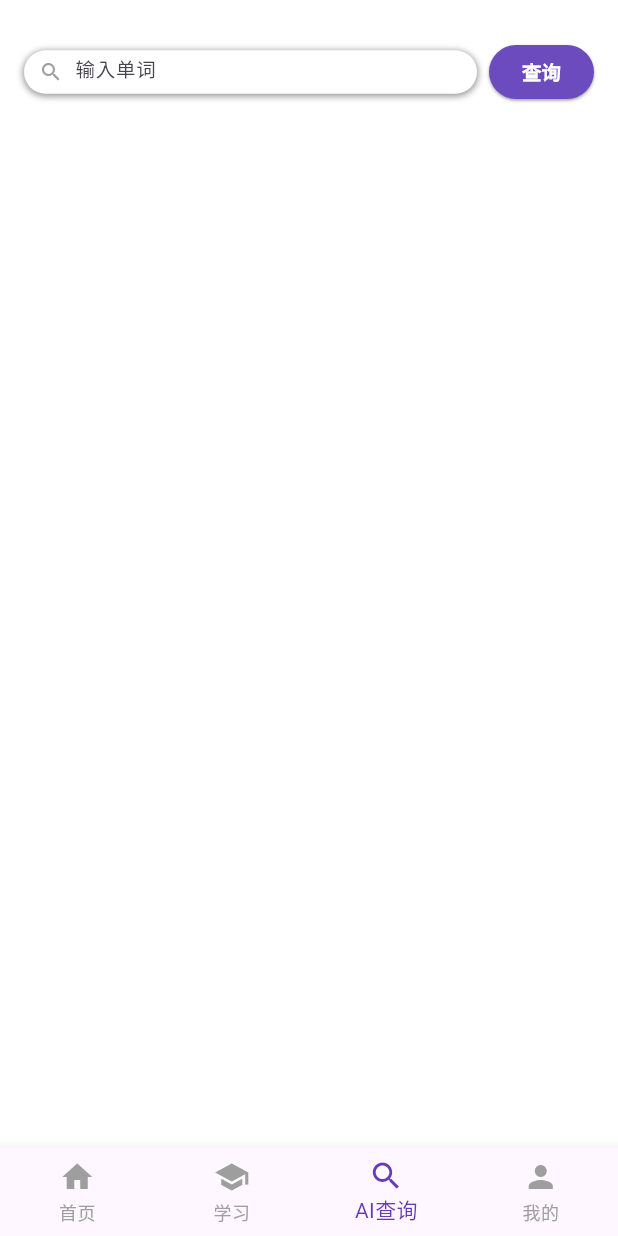
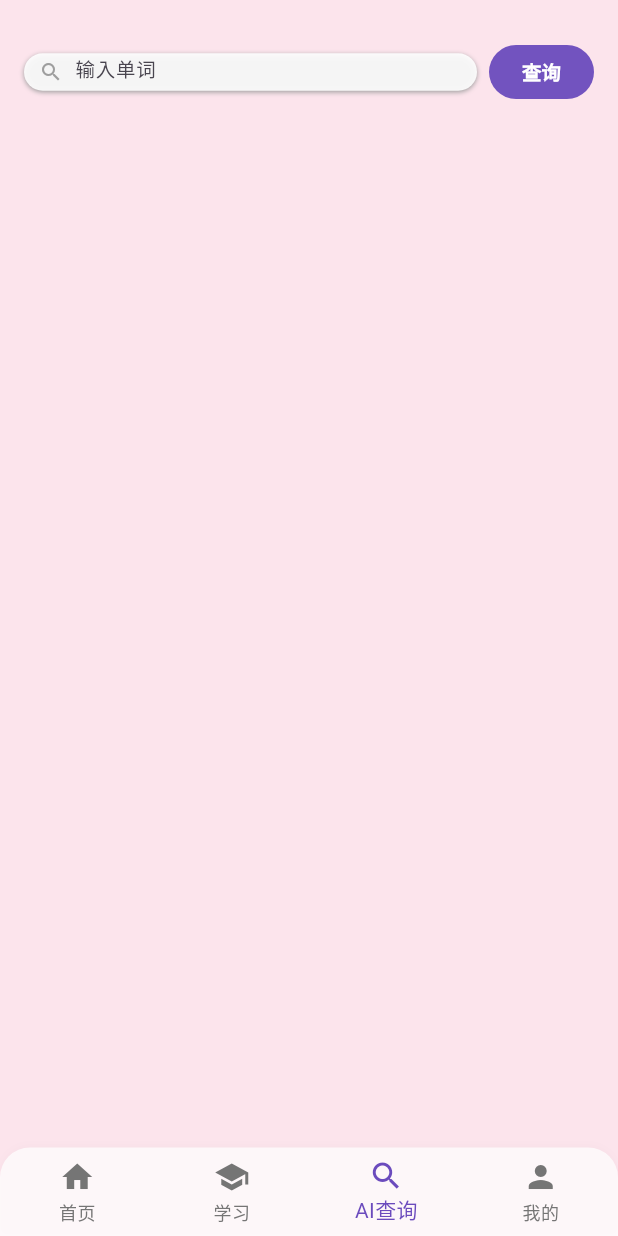
Before and after one commit to Dolores18/mika_app, a Flutter app: the screen it shows after launch, item 3 of the bottom bar chosen, on a phone screen of 412 x 824 dp. Run offline on Flutter 3.47's test engine with Material 3 defaults, Android fonts, the phone set to English and light mode, and no system bars; our stand-ins replace flutter_markdown; missing offline and left inert: markdown.

Commit message:
色彩一致

```diff
--- a/lib/main.dart
+++ b/lib/main.dart
@@ -27,6 +27,7 @@ class MyApp extends StatelessWidget {
       theme: ThemeData(
         primarySwatch: Colors.blue,
         visualDensity: VisualDensity.adaptivePlatformDensity,
+        scaffoldBackgroundColor: const Color(0xFFFCE4EC), // 淡粉色
       ),
       home: const MainScreen(),
     );
@@ -67,7 +68,28 @@ class _MainScreenState extends State<MainScreen> {
       bottomNavigationBar:
           _isSearchActive
               ? null
-              : BottomNavigationBar(
+              : Container(
+                decoration: BoxDecoration(
+                  color: Colors.white.withOpacity(0.75), // 半透明白色
+                  borderRadius: const BorderRadius.only(
+                    topLeft: Radius.circular(20),
+                    topRight: Radius.circular(20),
+                  ),
+                  boxShadow: [
+                    BoxShadow(
+                      color: Colors.black.withOpacity(0.02),
+                      blurRadius: 4,
+                      spreadRadius: 0,
+                      offset: const Offset(0, -1),
+                    ),
+                  ],
+                ),
+                child: ClipRRect(
+                  borderRadius: const BorderRadius.only(
+                    topLeft: Radius.circular(20),
+                    topRight: Radius.circular(20),
+                  ),
+                  child: BottomNavigationBar(
                     type: BottomNavigationBarType.fixed,
                     currentIndex: _currentIndex,
                     onTap: (index) {
@@ -75,10 +97,17 @@ class _MainScreenState extends State<MainScreen> {
                         _currentIndex = index;
                       });
                     },
-                selectedItemColor: Colors.deepPurple,
-                unselectedItemColor: Colors.grey,
+                    selectedItemColor: const Color(0xFF6b4bbd), // 与查询按钮相同的紫色
+                    unselectedItemColor: Colors.grey[600],
+                    backgroundColor: Colors.transparent, // 透明背景，让Container的颜色显示
+                    elevation: 0, // 移除阴影
+                    showSelectedLabels: true,
+                    showUnselectedLabels: true,
                     items: const [
-                  BottomNavigationBarItem(icon: Icon(Icons.home), label: '首页'),
+                      BottomNavigationBarItem(
+                        icon: Icon(Icons.home),
+                        label: '首页',
+                      ),
                       BottomNavigationBarItem(
                         icon: Icon(Icons.school),
                         label: '学习',
@@ -93,6 +122,8 @@ class _MainScreenState extends State<MainScreen> {
                       ),
                     ],
                   ),
+                ),
+              ),
     );
   }
 }
--- a/lib/pages/word_lookup_page.dart
+++ b/lib/pages/word_lookup_page.dart
@@ -27,10 +27,21 @@ class _WordLookupPageState extends State<WordLookupPage> {
   @override
   void initState() {
     super.initState();
-    // 设置全屏模式
+    // 设置全屏模式，让内容延伸到挖孔区域
     SystemChrome.setEnabledSystemUIMode(
       SystemUiMode.edgeToEdge,
       overlays: [SystemUiOverlay.top],
+    );
+    // 设置系统UI透明，允许内容显示在状态栏和挖孔区域下方
+    SystemChrome.setSystemUIOverlayStyle(
+      const SystemUiOverlayStyle(
+        statusBarColor: Colors.transparent,
+        systemNavigationBarColor: Colors.transparent,
+        systemNavigationBarDividerColor: Colors.transparent,
+        systemNavigationBarIconBrightness: Brightness.dark,
+        statusBarIconBrightness: Brightness.dark,
+        statusBarBrightness: Brightness.light,
+      ),
     );
   }
 
@@ -205,6 +216,10 @@ class _WordLookupPageState extends State<WordLookupPage> {
 
   @override
   Widget build(BuildContext context) {
+    // 获取屏幕安全区域信息
+    final mediaQuery = MediaQuery.of(context);
+    final topPadding = mediaQuery.padding.top;
+
     return PopScope(
       canPop: !_showResults,
       onPopInvokedWithResult: (didPop, result) async {
@@ -213,18 +228,19 @@ class _WordLookupPageState extends State<WordLookupPage> {
         }
       },
       child: GestureDetector(
-        // 添加捕获右滑手势的检测器，整个页面都可以触发
         onHorizontalDragEnd: (details) {
           if (details.primaryVelocity! > 0 && _showResults) {
             _clearAndShowNavBar();
           }
         },
         child: Scaffold(
-          backgroundColor: Colors.white,
-          body: SafeArea(
-            child: Column(
+          backgroundColor: const Color(0xFFFCE4EC), // 使用淡粉红色作为背景色
+          // 移除SafeArea，使用自定义padding来适配挖孔屏
+          body: Column(
             crossAxisAlignment: CrossAxisAlignment.stretch,
             children: [
+              // 添加与状态栏等高的SizedBox
+              SizedBox(height: topPadding),
               if (!_showResults) ...[
                 Container(
                   margin: const EdgeInsets.only(
@@ -238,17 +254,17 @@ class _WordLookupPageState extends State<WordLookupPage> {
                       Expanded(
                         flex: 7,
                         child: Container(
-                            height: 29,
+                          height: 25,
                           decoration: BoxDecoration(
-                              color: Colors.white,
+                            color: Colors.white.withOpacity(0.9), // 透明度使其更融入背景
                             borderRadius: BorderRadius.circular(36),
                             boxShadow: [
                               BoxShadow(
                                 color: Colors.grey.withValues(
-                                    alpha: 51,
-                                  ), // 0.2 * 255 = 51
-                                  spreadRadius: 1,
-                                  blurRadius: 3,
+                                  alpha: 30,
+                                ), // 更轻微的阴影
+                                spreadRadius: 0,
+                                blurRadius: 2,
                                 offset: const Offset(0, 1),
                               ),
                             ],
@@ -271,10 +287,12 @@ class _WordLookupPageState extends State<WordLookupPage> {
                                       border: InputBorder.none,
                                       isDense: true,
                                       contentPadding: EdgeInsets.symmetric(
-                                          vertical: 6,
+                                        vertical: 4,
                                       ),
+                                      isCollapsed: false,
                                     ),
                                     style: const TextStyle(fontSize: 13),
+                                    textAlignVertical: TextAlignVertical.center,
                                     onSubmitted: (value) {
                                       if (!_isLoading &&
                                           value.trim().isNotEmpty) {
@@ -292,17 +310,6 @@ class _WordLookupPageState extends State<WordLookupPage> {
                       Container(
                         height: 36,
                         width: 70,
-                          decoration: BoxDecoration(
-                            borderRadius: BorderRadius.circular(36),
-                            boxShadow: [
-                              BoxShadow(
-                                color: Colors.grey.withValues(alpha: 41),
-                                spreadRadius: 0,
-                                blurRadius: 1,
-                                offset: const Offset(0, 1),
-                              ),
-                            ],
-                          ),
                         child: ElevatedButton(
                           onPressed:
                               _isLoading
@@ -314,14 +321,20 @@ class _WordLookupPageState extends State<WordLookupPage> {
                                     }
                                   },
                           style: ElevatedButton.styleFrom(
-                              backgroundColor: const Color(0xFF6b4bbd),
+                            backgroundColor: const Color(
+                              0xFF6b4bbd,
+                            ).withOpacity(0.95), // 轻微透明度
                             foregroundColor: Colors.white,
                             shape: RoundedRectangleBorder(
-                                borderRadius: BorderRadius.circular(37),
+                              borderRadius: BorderRadius.circular(36),
+                              side: BorderSide.none,
                             ),
                             elevation: 0,
+                            shadowColor: Colors.transparent,
                             padding: EdgeInsets.zero,
+                            surfaceTintColor: Colors.transparent,
                             tapTargetSize: MaterialTapTargetSize.shrinkWrap,
+                            visualDensity: VisualDensity.compact,
                           ),
                           child: const Center(
                             child: Text(
@@ -372,9 +385,16 @@ class _WordLookupPageState extends State<WordLookupPage> {
                     margin: const EdgeInsets.symmetric(horizontal: 16),
                     padding: const EdgeInsets.all(16),
                     decoration: BoxDecoration(
-                        color: Colors.grey[50],
-                        border: Border.all(color: Colors.grey[300]!),
-                        borderRadius: BorderRadius.circular(8),
+                      color: Colors.white.withOpacity(0.75), // 半透明白色背景
+                      borderRadius: BorderRadius.circular(16), // 更大的圆角
+                      boxShadow: [
+                        BoxShadow(
+                          color: Colors.black.withOpacity(0.03), // 非常轻微的阴影
+                          blurRadius: 5,
+                          spreadRadius: 0,
+                          offset: const Offset(0, 1),
+                        ),
+                      ],
                     ),
                     child: Column(
                       crossAxisAlignment: CrossAxisAlignment.start,
@@ -415,9 +435,7 @@ class _WordLookupPageState extends State<WordLookupPage> {
                                       ),
                                       codeblockDecoration: BoxDecoration(
                                         color: Colors.grey[200],
-                                          borderRadius: BorderRadius.circular(
-                                            4,
-                                          ),
+                                        borderRadius: BorderRadius.circular(4),
                                       ),
                                       blockquote: const TextStyle(
                                         fontSize: 14,
@@ -427,9 +445,7 @@ class _WordLookupPageState extends State<WordLookupPage> {
                                       ),
                                       blockquoteDecoration: BoxDecoration(
                                         color: Colors.grey[100],
-                                          borderRadius: BorderRadius.circular(
-                                            4,
-                                          ),
+                                        borderRadius: BorderRadius.circular(4),
                                         border: Border(
                                           left: BorderSide(
                                             color: Colors.grey[400]!,
@@ -439,10 +455,7 @@ class _WordLookupPageState extends State<WordLookupPage> {
                                       ),
                                     ),
                                     extensionSet: md.ExtensionSet(
-                                        md
-                                            .ExtensionSet
-                                            .commonMark
-                                            .blockSyntaxes,
+                                      md.ExtensionSet.commonMark.blockSyntaxes,
                                       [
                                         ...md
                                             .ExtensionSet
@@ -472,7 +485,6 @@ class _WordLookupPageState extends State<WordLookupPage> {
           ),
         ),
       ),
-      ),
     );
   }
 }
```
Lines whose indentation alone changed are shown as unchanged.
